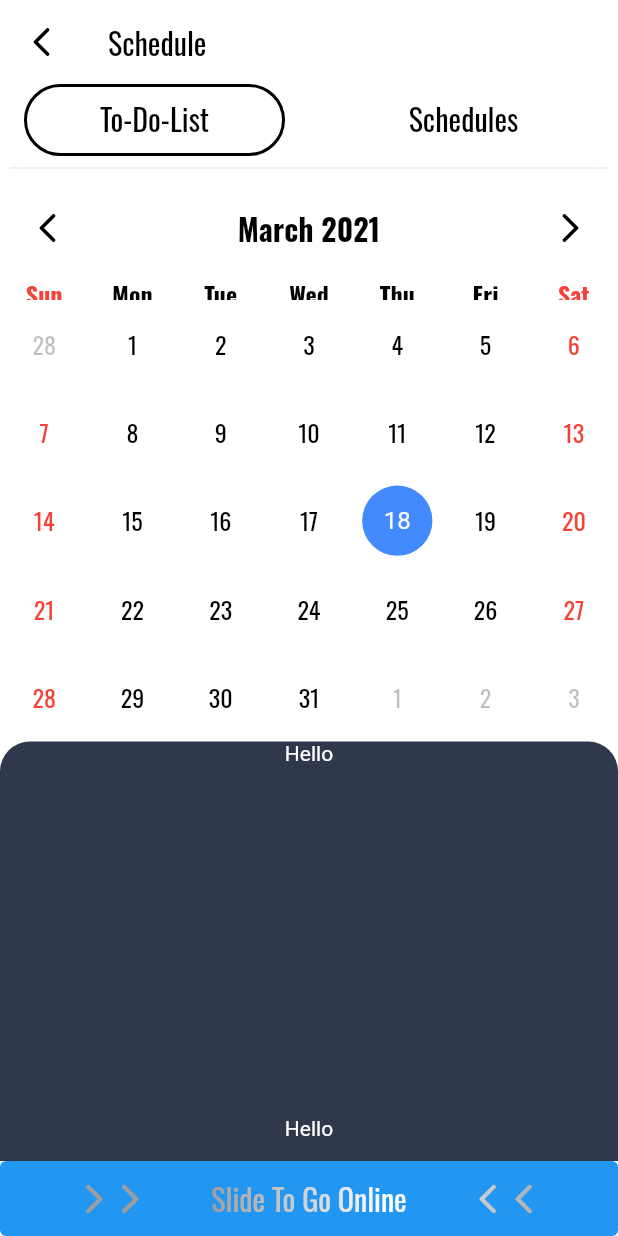
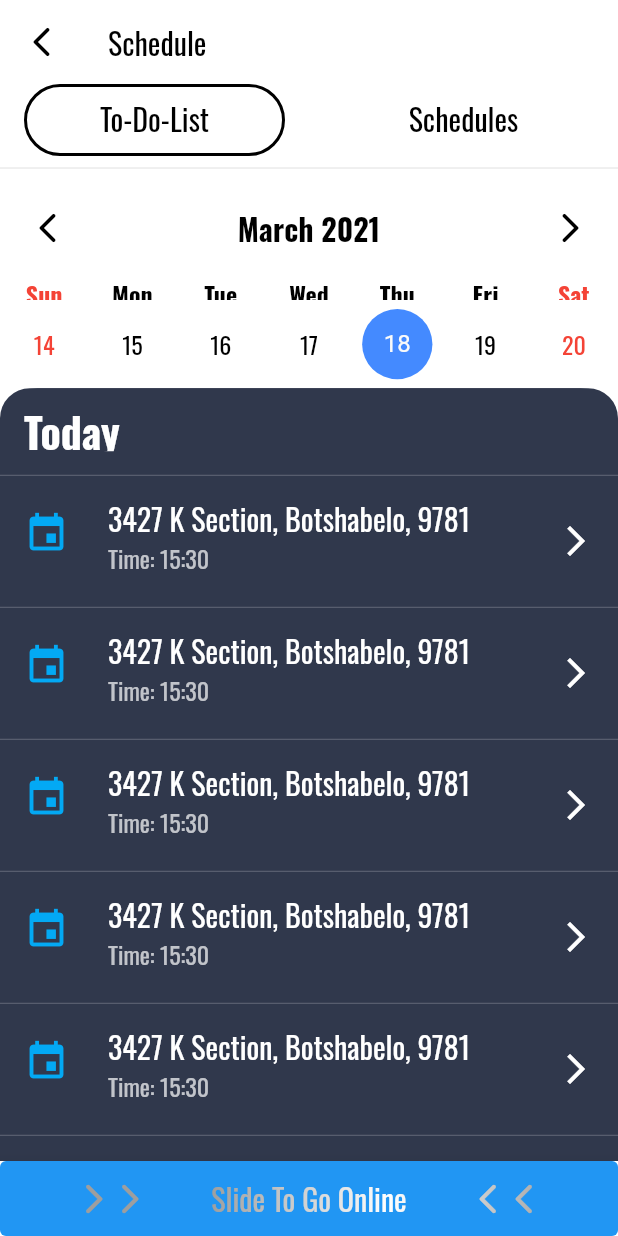
Before and after one commit to iwmakhupane12/touch_point_click_service_provider, a Flutter app: the Schedule widget shown alone on an empty page, opened directly, on a phone screen of 412 x 824 dp. Run offline on Flutter 3.47's test engine with Material 2 defaults, Android fonts, the phone set to English and light mode, and no system bars; drawn by our look-alikes of sticky_headers, table_calendar; our stand-ins replace google_fonts; missing offline and left inert: country_calling_code_picker, time_range_picker.

Commit message:
Schedule ui done

```diff
--- a/touch_point_click_service_provider/lib/src/components/baseWidget.dart
+++ b/touch_point_click_service_provider/lib/src/components/baseWidget.dart
@@ -55,4 +55,40 @@ class BaseWidget {
       bottomNavigationBar: onlineOfflineAppBar,
     );
   }
+
+  static Widget defaultScreenNoCurve(
+      BuildContext context,
+      Widget displayBody,
+      Widget bottomWidget,
+      String appBarTitle,
+      OnlineOfflineAppBar onlineOfflineAppBar) {
+    return Scaffold(
+      backgroundColor: Colors.white,
+      appBar: AppBar(
+        backgroundColor: Colors.white,
+        elevation: 0.0,
+        leading: InkWell(
+          onTap: () => Navigator.pushReplacement(
+            context,
+            MaterialPageRoute(
+              builder: (context) =>
+                  Home(onlineOfflineAppBar: onlineOfflineAppBar),
+            ),
+          ),
+          child: Icon(
+            Icons.arrow_back_ios_rounded,
+            color: Colors.black,
+            size: 24,
+          ),
+        ),
+        title: Text(
+          appBarTitle,
+          style: AppTextStyles.normalBlack(FontWeight.normal, Colors.black),
+        ),
+        bottom: bottomWidget,
+      ),
+      body: displayBody,
+      bottomNavigationBar: onlineOfflineAppBar,
+    );
+  }
 }
--- a/touch_point_click_service_provider/lib/src/components/dateTimeConvertFunctions.dart
+++ b/touch_point_click_service_provider/lib/src/components/dateTimeConvertFunctions.dart
@@ -1,4 +1,5 @@
 import 'package:flutter/material.dart';
+import 'package:intl/intl.dart';
 
 class DateTimeConvert {
   ///////////////////Time Functions///////////////////
@@ -44,4 +45,7 @@ class DateTimeConvert {
   }
 
   ///////////////////Date Functions///////////////////
+  static String dateFormated(DateTime fromRange) {
+    return '${DateFormat.d().format(fromRange)} ${DateFormat.MMM().format(fromRange)} ${DateFormat.y().format(fromRange)}';
+  }
 }
--- a/touch_point_click_service_provider/lib/src/screens/schedule.dart
+++ b/touch_point_click_service_provider/lib/src/screens/schedule.dart
@@ -32,7 +32,7 @@ class _ScheduleState extends State<Schedule> {
     return DefaultTabController(
       length: 2,
       initialIndex: 0,
-      child: BaseWidget.defaultScreen(
+      child: BaseWidget.defaultScreenNoCurve(
         context,
         screenBody(),
         AppBarTabs.twoAppBarBottomTabs("To-Do-List", "Schedules"),
--- a/touch_point_click_service_provider/lib/src/screens/schedules.dart
+++ b/touch_point_click_service_provider/lib/src/screens/schedules.dart
@@ -1,5 +1,6 @@
 import 'package:flutter/gestures.dart';
 import 'package:flutter/material.dart';
+import 'package:touch_point_click_service_provider/src/components/baseWidget.dart';
 import 'package:touch_point_click_service_provider/src/components/utilWidget.dart';
 import 'package:touch_point_click_service_provider/src/models/userSchedule.dart';
 import 'package:touch_point_click_service_provider/src/screens/scheduleSettings.dart';
@@ -29,7 +30,8 @@ class _SchedulesState extends State<Schedules> {
 
   @override
   Widget build(BuildContext context) {
-    return Scaffold(
+    return BaseWidget.clipedBase(
+      Scaffold(
         backgroundColor: AppColors.appBackgroundColor,
         body: ListView(
           children: [
@@ -42,6 +44,7 @@ class _SchedulesState extends State<Schedules> {
             backgroundColor: Colors.blue,
             child: AppIconsUsed.scheduleAddIcon,
             onPressed: () => changeScreen(false)),
+      ),
     );
   }
 
--- a/touch_point_click_service_provider/lib/src/screens/setSchedule.dart
+++ b/touch_point_click_service_provider/lib/src/screens/setSchedule.dart
@@ -245,18 +245,14 @@ class _SetScheduleState extends State<SetSchedule> {
         );
         _fromRange = value;
         final String range =
-            '${dateFormated(_fromRange.start)} - ${dateFormated(_fromRange.end)}';
+            '${DateTimeConvert.dateFormated(_fromRange.start)} - ${DateTimeConvert.dateFormated(_fromRange.end)}';
 
-        setDateState(
-            dateFormated(_fromRange.start), dateFormated(_fromRange.end));
+        setDateState(DateTimeConvert.dateFormated(_fromRange.start),
+            DateTimeConvert.dateFormated(_fromRange.end));
 
         save();
       }
     });
-  }
-
-  String dateFormated(DateTime fromRange) {
-    return '${DateFormat.d().format(fromRange)} ${DateFormat.MMM().format(fromRange)} ${DateFormat.y().format(fromRange)}';
   }
 
   void save() {
@@ -284,7 +280,7 @@ class _SetScheduleState extends State<SetSchedule> {
           DateTime _fromDate = DateTime.now();
           _fromDate = value;
 
-          setDateState(dateFormated(_fromDate), null);
+          setDateState(DateTimeConvert.dateFormated(_fromDate), null);
 
           save();
         }
--- a/touch_point_click_service_provider/lib/src/screens/toDoList.dart
+++ b/touch_point_click_service_provider/lib/src/screens/toDoList.dart
@@ -1,10 +1,15 @@
 import 'package:flutter/material.dart';
 
 import 'package:table_calendar/table_calendar.dart';
+
+import 'package:sticky_headers/sticky_headers.dart';
+
+import 'package:touch_point_click_service_provider/src/appUsedStylesSizes/appColors.dart';
 import 'package:touch_point_click_service_provider/src/appUsedStylesSizes/appIconsUsed.dart';
 import 'package:touch_point_click_service_provider/src/appUsedStylesSizes/appTextStyles.dart';
 
 import 'package:touch_point_click_service_provider/src/components/baseWidget.dart';
+import 'package:touch_point_click_service_provider/src/components/dateTimeConvertFunctions.dart';
 import 'package:touch_point_click_service_provider/src/components/utilWidget.dart';
 
 class ToDoList extends StatefulWidget {
@@ -39,22 +44,33 @@ class _ToDoListState extends State<ToDoList> {
 
   @override
   Widget build(BuildContext context) {
-    return ListView(
+    return Container(
+      color: Color(0xff30384c),
+      child: ListView(
+        children: [
+          Container(
+            color: white,
+            child: Column(
               children: [
                 Divider(),
                 TableCalendar(
                   calendarController: _calendarController,
+                  onDaySelected: (date, events, holidays) {
+                    setHeaderState();
+                  },
+                  initialCalendarFormat: CalendarFormat.week,
                   availableCalendarFormats: const {
-            CalendarFormat.month: 'Month',
                     CalendarFormat.week: 'Week',
                   },
+                  initialSelectedDay: _calendarController.selectedDay,
                   formatAnimation: FormatAnimation.slide,
                   calendarStyle: CalendarStyle(
                     outsideDaysVisible: true,
                     weekendStyle: AppTextStyles.normalBlackSmall(normal, red),
                     holidayStyle: AppTextStyles.normalBlackSmall(normal, red),
                     weekdayStyle: AppTextStyles.normalBlackSmall(normal, black),
-            outsideStyle: AppTextStyles.normalBlackSmall(normal, blackGrey),
+                    outsideStyle:
+                        AppTextStyles.normalBlackSmall(normal, blackGrey),
                     outsideHolidayStyle:
                         AppTextStyles.normalBlackSmall(normal, blackGrey),
                     outsideWeekendStyle:
@@ -76,6 +92,10 @@ class _ToDoListState extends State<ToDoList> {
                 ),
                 eventsDisplay(),
               ],
+            ),
+          ),
+        ],
+      ),
     );
   }
 
@@ -86,90 +106,119 @@ class _ToDoListState extends State<ToDoList> {
         borderRadius: BorderRadius.only(
             topLeft: Radius.circular(20), topRight: Radius.circular(20)),
       ),
-      child: Stack(children: [
-        Column(children: [
-          Center(
-            child: Container(
-                height: 250,
-                child: Text("Hello", style: TextStyle(color: white))),
+      child: Stack(
+        children: [
+          stickyHeader(),
+        ],
       ),
-          Container(
-              height: 250,
-              child: Text("Hello", style: TextStyle(color: white))),
-          Container(
-              height: 250,
-              child: Text("Hello", style: TextStyle(color: white))),
-          Container(
-              height: 250,
-              child: Text("Hello", style: TextStyle(color: white))),
-          Container(
-              height: 250,
-              child: Text("Hello", style: TextStyle(color: white))),
-          Container(
-              height: 250,
-              child: Text("Hello", style: TextStyle(color: white))),
-        ])
-      ]),
     );
   }
 
-  static const String pendingAcceptance = "Pending Acceptance";
-  static const String pendingAttendance = "Pending Attendance";
-  static const String currentlyBusy = "Currently Busy";
-  static const String onLunch = "On Lunch";
-  static const String loggedIn = "Logged In";
-  static const String logout = "Logged Out";
+  Widget stickyHeader() {
+    return StickyHeader(
+      header: Container(
+        height: 50.0,
+        decoration: BoxDecoration(
+          color: Color(0xff30384c),
+          borderRadius: BorderRadius.only(
+              topLeft: Radius.circular(25), topRight: Radius.circular(25)),
+        ),
+        padding: EdgeInsets.symmetric(horizontal: 16.0, vertical: 8.0),
+        alignment: Alignment.centerLeft,
+        child: Text(
+          clickedDate,
+          style: AppTextStyles.normalLarge(bold, white),
+          overflow: TextOverflow.ellipsis,
+        ),
+      ),
+      content: events(),
+    );
+  }
 
-  Widget text(String title, Color color) {
+  String clickedDate = "Today";
+
+  void setHeaderState() {
+    setState(() => clickedDate =
+        DateTimeConvert.dateFormated(_calendarController.selectedDay));
+  }
+
+  Widget text(String address, Color color) {
     return Text(
-      logout,
+      address,
       style: AppTextStyles.normalBlack(normal, color),
     );
   }
 
-  Widget textDisplay(String inputText) {
-    if (inputText == logout)
-      switch (inputText) {
-        case logout:
-          {
-            return text(logout, red);
-          }
-          break;
-        case loggedIn:
-          {
-            return text(loggedIn, Colors.lightGreenAccent[400]);
-          }
-          break;
-        case onLunch:
-          {
-            return text(onLunch, blue);
-          }
-          break;
-        case currentlyBusy:
-          {
-            return text(currentlyBusy, blueAccent);
-          }
-          break;
-        case pendingAttendance:
-          {
-            return text(pendingAttendance, black);
-          }
-          break;
-        case pendingAcceptance:
-          {
-            return text(pendingAcceptance, black);
-          }
-          break;
-      }
+  Widget events() {
+    return Column(
+      children: [
+        event("3427 K Section, Botshabelo, 9781", "15:30"),
+        event("3427 K Section, Botshabelo, 9781", "15:30"),
+        event("3427 K Section, Botshabelo, 9781", "15:30"),
+        event("3427 K Section, Botshabelo, 9781", "15:30"),
+        event("3427 K Section, Botshabelo, 9781", "15:30"),
+        event("3427 K Section, Botshabelo, 9781", "15:30"),
+        event("3427 K Section, Botshabelo, 9781", "15:30"),
+        event("3427 K Section, Botshabelo, 9781", "15:30"),
+        event("3427 K Section, Botshabelo, 9781", "15:30"),
+      ],
+    );
   }
 
-  Widget event() {
-    return UtilWidget.baseCard(
-      100,
-      ListTile(
-        //title: ,//textDisplay(),
-        leading: Icon(Icons.blur_circular_outlined, color: white),
+  Widget event(String address, String time) {
+    return Material(
+      color: Colors.transparent,
+      child: Column(
+        children: [
+          Divider(color: Colors.white24),
+          InkWell(
+            onTap: () {},
+            child: ListTile(
+              title: Text(
+                address,
+                style: AppTextStyles.normalBlack(normal, white),
+                maxLines: 2,
+                overflow: TextOverflow.ellipsis,
+              ),
+              subtitle: Text("Time: $time",
+                  style: AppTextStyles.normalBlackSmall(normal, Colors.white70),
+                  maxLines: 2,
+                  overflow: TextOverflow.ellipsis),
+              leading: Icon(
+                Icons.event,
+                color: Colors.lightBlue,
+                size: 30.0,
+              ),
+              trailing: AppIconsUsed.iosForwardArrowWhite,
+            ),
+          ),
+        ],
       ),
     );
   }
+
+  /*Widget event(String address, String time) {
+    return UtilWidget.baseCard(
+      60,
+      Center(
+        child: ListTile(
+          title: Text(
+            address,
+            style: AppTextStyles.normalBlack(normal, black),
+          ),
+          subtitle: Text(
+            "Time: $time",
+            style: AppTextStyles.normalBlackSmall(
+                normal, Colors.black), //AppTextStyles.normalGreyishSmall(),
+          ),
+          leading: Icon(
+            Icons.event,
+            color: blue,
+            size: 30.0,
+          ),
+          trailing: AppIconsUsed.iosForwardArrow,
+        ),
+      ),
+    );
+  }*/
 }
```
Lines whose indentation alone changed are shown as unchanged.
